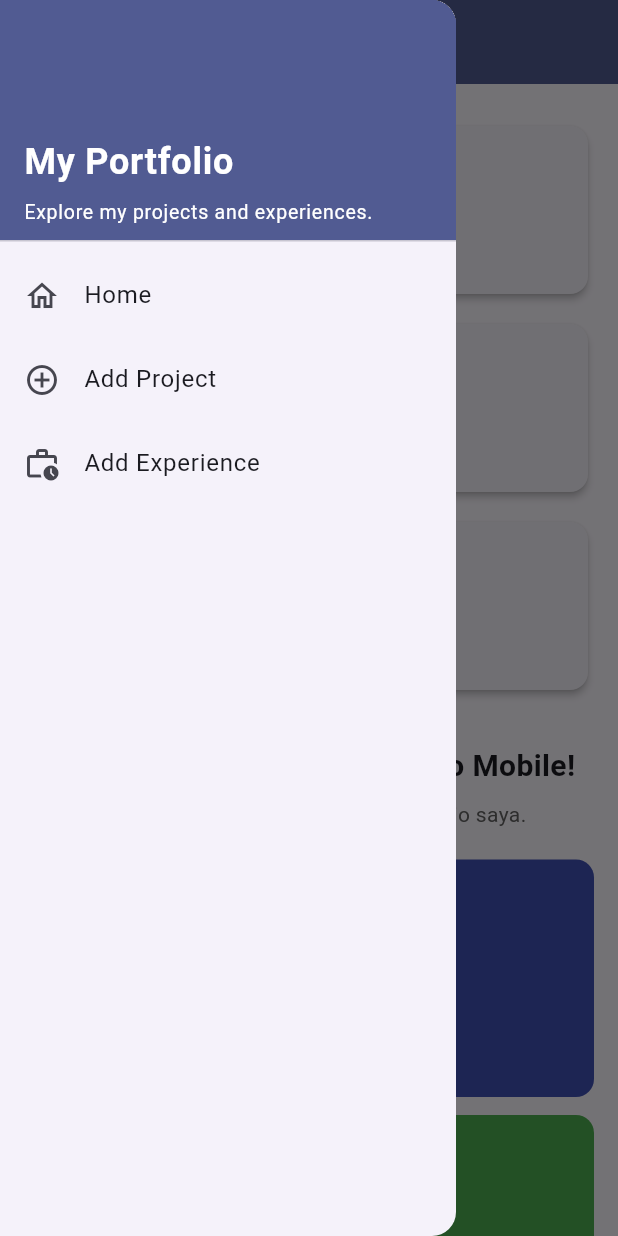
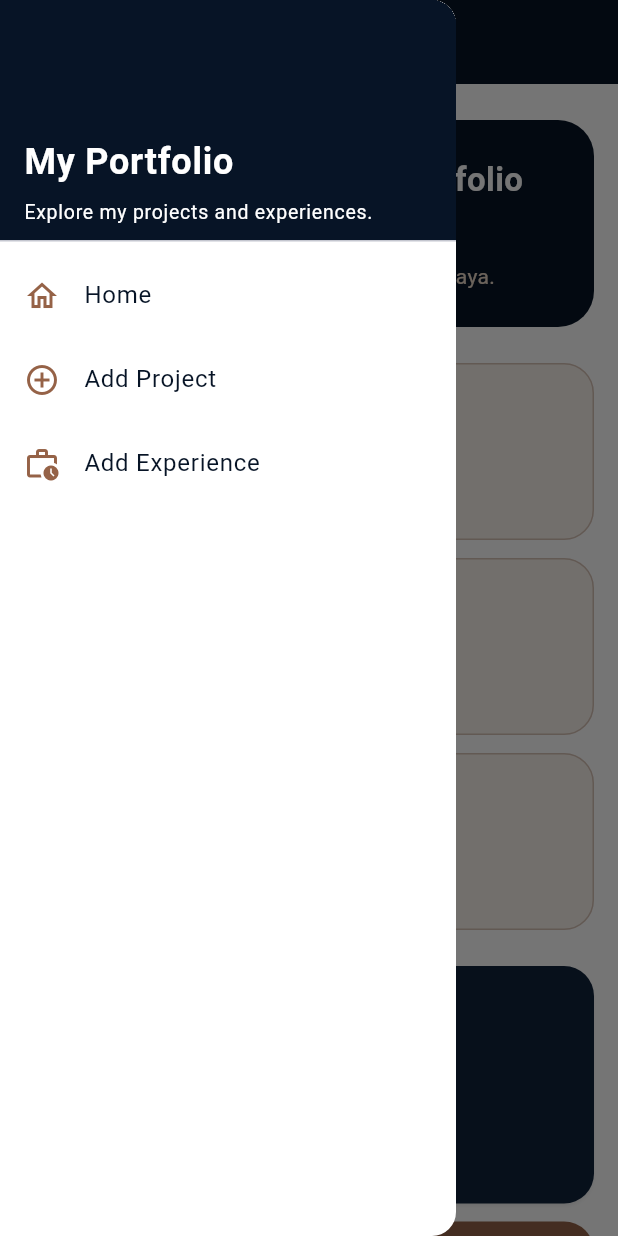
Before and after one commit to rindunadhirah/myportfolio_mobile, a Flutter app: the screen it shows after launch, with the side drawer open, on a phone screen of 412 x 824 dp. Run offline on Flutter 3.47's test engine with Material 3 defaults, Android fonts, the phone set to English and light mode, and no system bars; our stand-ins replace material_ui.

Commit message:
style: match mobile portfolio theme

```diff
--- a/lib/main.dart
+++ b/lib/main.dart
@@ -1,5 +1,6 @@
 import 'package:material_ui/material_ui.dart';
 import 'package:myportofolio_mobile/screens/menu.dart';
+import 'package:myportofolio_mobile/theme/portfolio_theme.dart';
 
 void main() {
   runApp(const MyApp());
@@ -12,13 +13,7 @@ class MyApp extends StatelessWidget {
   Widget build(BuildContext context) {
     return MaterialApp(
       title: 'MyPortfolio',
-      theme: ThemeData(
-        colorScheme: ColorScheme.fromSeed(
-          seedColor: Colors.indigo,
-          secondary: Colors.amber[700],
-        ),
-        useMaterial3: true,
-      ),
+      theme: buildPortfolioTheme(),
       home: const MyHomePage(),
     );
   }
--- a/lib/screens/menu.dart
+++ b/lib/screens/menu.dart
@@ -1,5 +1,6 @@
 import 'package:material_ui/material_ui.dart';
 import 'package:myportofolio_mobile/models/item_homepage.dart';
+import 'package:myportofolio_mobile/theme/portfolio_theme.dart';
 import 'package:myportofolio_mobile/widgets/info_card.dart';
 import 'package:myportofolio_mobile/widgets/left_drawer.dart';
 import 'package:myportofolio_mobile/widgets/project_card.dart';
@@ -15,22 +16,27 @@ class MyHomePage extends StatelessWidget {
     ItemHomepage(
       'Lihat Proyek',
       Icons.folder,
-      Colors.indigo,
+      PortfolioPalette.navySoft,
       PortfolioAction.viewProjects,
     ),
     ItemHomepage(
       'Tambah Proyek',
       Icons.add_circle,
-      Colors.green,
+      PortfolioPalette.brown,
       PortfolioAction.addProject,
     ),
     ItemHomepage(
       'Tambah Pengalaman',
       Icons.work_history_outlined,
-      Colors.brown,
+      PortfolioPalette.nudeCream,
       PortfolioAction.addExperience,
     ),
-    ItemHomepage('Logout', Icons.logout, Colors.red, PortfolioAction.logout),
+    ItemHomepage(
+      'Logout',
+      Icons.logout,
+      PortfolioPalette.brownDark,
+      PortfolioAction.logout,
+    ),
   ];
 
   int _getColumnCount(double width) {
@@ -72,6 +78,35 @@ class MyHomePage extends StatelessWidget {
             child: Column(
               crossAxisAlignment: CrossAxisAlignment.stretch,
               children: [
+                Container(
+                  padding: const EdgeInsets.all(24),
+                  decoration: BoxDecoration(
+                    color: PortfolioPalette.navy,
+                    borderRadius: BorderRadius.circular(24),
+                  ),
+                  child: const Column(
+                    crossAxisAlignment: CrossAxisAlignment.start,
+                    children: [
+                      Text(
+                        'Selamat datang di MyPortfolio Mobile!',
+                        style: TextStyle(
+                          color: PortfolioPalette.white,
+                          fontSize: 22,
+                          fontWeight: FontWeight.bold,
+                        ),
+                      ),
+                      SizedBox(height: 8),
+                      Text(
+                        'Pilih menu untuk menjelajahi portofolio saya.',
+                        style: TextStyle(
+                          color: PortfolioPalette.nudeCream,
+                          height: 1.4,
+                        ),
+                      ),
+                    ],
+                  ),
+                ),
+                const SizedBox(height: 24),
                 Wrap(
                   alignment: WrapAlignment.center,
                   spacing: 12,
@@ -97,19 +132,7 @@ class MyHomePage extends StatelessWidget {
                     ),
                   ],
                 ),
-                const SizedBox(height: 32),
-                const Text(
-                  'Selamat datang di MyPortfolio Mobile!',
-                  textAlign: TextAlign.center,
-                  style: TextStyle(fontWeight: FontWeight.bold, fontSize: 20),
-                ),
-                const SizedBox(height: 8),
-                Text(
-                  'Pilih menu untuk menjelajahi portofolio saya.',
-                  textAlign: TextAlign.center,
-                  style: TextStyle(color: Colors.grey[700]),
-                ),
-                const SizedBox(height: 20),
+                const SizedBox(height: 24),
                 // The grid adapts its column count to the available screen width.
                 GridView.count(
                   crossAxisCount: columnCount,
--- /dev/null
+++ b/lib/theme/portfolio_theme.dart
@@ -0,0 +1,85 @@
+import 'package:material_ui/material_ui.dart';
+
+/// Colors shared with the Django portfolio website.
+abstract final class PortfolioPalette {
+  static const navy = Color(0xFF071426);
+  static const navySoft = Color(0xFF10233B);
+  static const white = Color(0xFFFFFFFF);
+  static const brown = Color(0xFF956247);
+  static const brownDark = Color(0xFF684231);
+  static const nudeCream = Color(0xFFEAD8C7);
+}
+
+/// Builds one consistent visual theme for every portfolio screen.
+ThemeData buildPortfolioTheme() {
+  final colorScheme = ColorScheme.fromSeed(seedColor: PortfolioPalette.navy)
+      .copyWith(
+        primary: PortfolioPalette.navy,
+        onPrimary: PortfolioPalette.white,
+        secondary: PortfolioPalette.brown,
+        onSecondary: PortfolioPalette.white,
+        tertiary: PortfolioPalette.nudeCream,
+        onTertiary: PortfolioPalette.navy,
+        surface: PortfolioPalette.white,
+        onSurface: PortfolioPalette.navy,
+      );
+
+  final baseTheme = ThemeData(
+    colorScheme: colorScheme,
+    scaffoldBackgroundColor: PortfolioPalette.white,
+    useMaterial3: true,
+  );
+
+  return baseTheme.copyWith(
+    textTheme: baseTheme.textTheme.apply(
+      bodyColor: PortfolioPalette.navy,
+      displayColor: PortfolioPalette.navy,
+    ),
+    appBarTheme: const AppBarTheme(
+      backgroundColor: PortfolioPalette.navy,
+      foregroundColor: PortfolioPalette.white,
+      elevation: 0,
+    ),
+    drawerTheme: const DrawerThemeData(backgroundColor: PortfolioPalette.white),
+    inputDecorationTheme: InputDecorationTheme(
+      filled: true,
+      fillColor: PortfolioPalette.nudeCream.withValues(alpha: 0.24),
+      labelStyle: const TextStyle(color: PortfolioPalette.navySoft),
+      hintStyle: TextStyle(
+        color: PortfolioPalette.navySoft.withValues(alpha: 0.58),
+      ),
+      enabledBorder: OutlineInputBorder(
+        borderRadius: BorderRadius.circular(14),
+        borderSide: BorderSide(
+          color: PortfolioPalette.brown.withValues(alpha: 0.45),
+        ),
+      ),
+      focusedBorder: OutlineInputBorder(
+        borderRadius: BorderRadius.circular(14),
+        borderSide: const BorderSide(color: PortfolioPalette.brown, width: 2),
+      ),
+      errorBorder: OutlineInputBorder(
+        borderRadius: BorderRadius.circular(14),
+        borderSide: BorderSide(color: colorScheme.error),
+      ),
+      focusedErrorBorder: OutlineInputBorder(
+        borderRadius: BorderRadius.circular(14),
+        borderSide: BorderSide(color: colorScheme.error, width: 2),
+      ),
+    ),
+    elevatedButtonTheme: ElevatedButtonThemeData(
+      style: ElevatedButton.styleFrom(
+        backgroundColor: PortfolioPalette.brown,
+        foregroundColor: PortfolioPalette.white,
+        elevation: 0,
+        shape: RoundedRectangleBorder(borderRadius: BorderRadius.circular(14)),
+        textStyle: const TextStyle(fontWeight: FontWeight.bold),
+      ),
+    ),
+    snackBarTheme: const SnackBarThemeData(
+      backgroundColor: PortfolioPalette.navySoft,
+      contentTextStyle: TextStyle(color: PortfolioPalette.white),
+      behavior: SnackBarBehavior.floating,
+    ),
+  );
+}
--- a/lib/widgets/info_card.dart
+++ b/lib/widgets/info_card.dart
@@ -1,4 +1,5 @@
 import 'package:material_ui/material_ui.dart';
+import 'package:myportofolio_mobile/theme/portfolio_theme.dart';
 
 /// Displays one piece of portfolio owner information.
 class InfoCard extends StatelessWidget {
@@ -17,24 +18,32 @@ class InfoCard extends StatelessWidget {
 
   @override
   Widget build(BuildContext context) {
-    return Card(
-      elevation: 2,
-      child: SizedBox(
+    return Container(
       width: width,
-        child: Padding(
-          padding: const EdgeInsets.all(16),
+      padding: const EdgeInsets.all(18),
+      decoration: BoxDecoration(
+        color: PortfolioPalette.nudeCream.withValues(alpha: 0.34),
+        borderRadius: BorderRadius.circular(20),
+        border: Border.all(
+          color: PortfolioPalette.brown.withValues(alpha: 0.34),
+        ),
+      ),
       child: Column(
         mainAxisSize: MainAxisSize.min,
         children: [
-              Icon(icon, color: Theme.of(context).colorScheme.primary),
+          Icon(icon, color: PortfolioPalette.brownDark),
           const SizedBox(height: 8),
-              Text(title, style: const TextStyle(fontWeight: FontWeight.bold)),
+          Text(
+            title,
+            style: const TextStyle(
+              color: PortfolioPalette.brownDark,
+              fontWeight: FontWeight.bold,
+            ),
+          ),
           const SizedBox(height: 8),
           Text(content, textAlign: TextAlign.center),
         ],
       ),
-        ),
-      ),
     );
   }
 }
--- a/lib/widgets/left_drawer.dart
+++ b/lib/widgets/left_drawer.dart
@@ -2,6 +2,7 @@ import 'package:material_ui/material_ui.dart';
 import 'package:myportofolio_mobile/screens/experience_form.dart';
 import 'package:myportofolio_mobile/screens/menu.dart';
 import 'package:myportofolio_mobile/screens/project_form.dart';
+import 'package:myportofolio_mobile/theme/portfolio_theme.dart';
 
 class LeftDrawer extends StatelessWidget {
   const LeftDrawer({super.key});
@@ -37,7 +38,10 @@ class LeftDrawer extends StatelessWidget {
             ),
           ),
           ListTile(
-            leading: const Icon(Icons.home_outlined),
+            leading: const Icon(
+              Icons.home_outlined,
+              color: PortfolioPalette.brown,
+            ),
             title: const Text('Home'),
             onTap: () {
               Navigator.pushReplacement(
@@ -47,7 +51,10 @@ class LeftDrawer extends StatelessWidget {
             },
           ),
           ListTile(
-            leading: const Icon(Icons.add_circle_outline),
+            leading: const Icon(
+              Icons.add_circle_outline,
+              color: PortfolioPalette.brown,
+            ),
             title: const Text('Add Project'),
             onTap: () {
               Navigator.pushReplacement(
@@ -59,7 +66,10 @@ class LeftDrawer extends StatelessWidget {
             },
           ),
           ListTile(
-            leading: const Icon(Icons.work_history_outlined),
+            leading: const Icon(
+              Icons.work_history_outlined,
+              color: PortfolioPalette.brown,
+            ),
             title: const Text('Add Experience'),
             onTap: () {
               Navigator.pushReplacement(
--- a/lib/widgets/project_card.dart
+++ b/lib/widgets/project_card.dart
@@ -2,6 +2,7 @@ import 'package:material_ui/material_ui.dart';
 import 'package:myportofolio_mobile/models/item_homepage.dart';
 import 'package:myportofolio_mobile/screens/experience_form.dart';
 import 'package:myportofolio_mobile/screens/project_form.dart';
+import 'package:myportofolio_mobile/theme/portfolio_theme.dart';
 
 /// Displays a tappable portfolio action and its feedback message.
 class ProjectCard extends StatelessWidget {
@@ -11,11 +12,19 @@ class ProjectCard extends StatelessWidget {
 
   @override
   Widget build(BuildContext context) {
+    final isDark =
+        ThemeData.estimateBrightnessForColor(item.color) == Brightness.dark;
+    final foregroundColor = isDark
+        ? PortfolioPalette.white
+        : PortfolioPalette.navy;
+
     return Material(
       color: item.color,
-      borderRadius: BorderRadius.circular(12),
+      elevation: 1,
+      shadowColor: PortfolioPalette.navy.withValues(alpha: 0.18),
+      borderRadius: BorderRadius.circular(20),
       child: InkWell(
-        borderRadius: BorderRadius.circular(12),
+        borderRadius: BorderRadius.circular(20),
         onTap: () {
           ScaffoldMessenger.of(context)
             ..hideCurrentSnackBar()
@@ -44,12 +53,15 @@ class ProjectCard extends StatelessWidget {
             child: Column(
               mainAxisAlignment: MainAxisAlignment.center,
               children: [
-                Icon(item.icon, color: Colors.white, size: 30),
+                Icon(item.icon, color: foregroundColor, size: 30),
                 const SizedBox(height: 6),
                 Text(
                   item.name,
                   textAlign: TextAlign.center,
-                  style: const TextStyle(color: Colors.white),
+                  style: TextStyle(
+                    color: foregroundColor,
+                    fontWeight: FontWeight.w600,
+                  ),
                 ),
               ],
             ),
```
Also changed, not shown: lib/screens/experience_form.dart (+5 -13 lines), lib/screens/project_form.dart (+5 -13 lines), lib/widgets/form_intro.dart (added, +67 -0 lines), 1 other file. Lines whose indentation alone changed are shown as unchanged.
